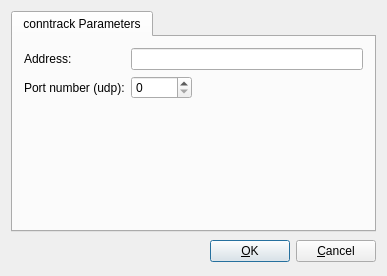
The window that src/gui/conntrackoptionsdialog_q.ui (fwbuilder/fwbuilder) describes before a commit, drawn with Qt 5.
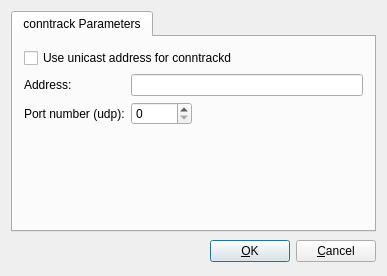
The same window after the commit. Icons and pictures are not drawn.

Commit message: * PolicyCompiler_ipt.cpp (PolicyCompiler_ipt::insertConntrackRule): fixes #1175 "There is no option for unicast on conntrac sync-group (like heartbeat)". User can now choose between multicast and unicast for conntrackd communication.

The edit to the form file:
```diff
--- a/src/gui/conntrackoptionsdialog_q.ui
+++ b/src/gui/conntrackoptionsdialog_q.ui
@@ -78,34 +78,44 @@
        <iconset resource="MainRes.qrc" >
         <normaloff>:/Icons/Options</normaloff>:/Icons/Options</iconset>
       </attribute>
-      <layout class="QGridLayout" name="gridLayout" >
-       <item row="0" column="0" >
-        <widget class="QLabel" name="label" >
-         <property name="text" >
+      <attribute name="title">
+       <string>conntrack Parameters</string>
+      </attribute>
+      <layout class="QGridLayout" name="gridLayout">
+       <item row="0" column="0" colspan="3">
+        <widget class="QCheckBox" name="use_unicast">
+         <property name="text">
+          <string>Use unicast address for conntrackd</string>
+         </property>
+        </widget>
+       </item>
+       <item row="1" column="0">
+        <widget class="QLabel" name="conntrack_address_label">
+         <property name="text">
           <string>Address:</string>
          </property>
         </widget>
        </item>
-       <item row="0" column="1" colspan="2" >
-        <widget class="QLineEdit" name="conntrack_address" />
+       <item row="1" column="1" colspan="2">
+        <widget class="QLineEdit" name="conntrack_address"/>
        </item>
-       <item row="1" column="0" >
-        <widget class="QLabel" name="label_2" >
-         <property name="text" >
+       <item row="2" column="0">
+        <widget class="QLabel" name="label_2">
+         <property name="text">
           <string>Port number (udp):</string>
          </property>
         </widget>
        </item>
-       <item row="1" column="1" >
-        <widget class="QSpinBox" name="conntrack_port" >
-         <property name="maximum" >
+       <item row="2" column="1">
+        <widget class="QSpinBox" name="conntrack_port">
+         <property name="maximum">
           <number>65535</number>
          </property>
         </widget>
        </item>
-       <item row="1" column="2" >
-        <spacer name="horizontalSpacer" >
-         <property name="orientation" >
+       <item row="2" column="2">
+        <spacer name="horizontalSpacer">
+         <property name="orientation">
           <enum>Qt::Horizontal</enum>
          </property>
          <property name="sizeHint" stdset="0" >
@@ -116,7 +126,7 @@
          </property>
         </spacer>
        </item>
-       <item row="2" column="0" colspan="3" >
+       <item row="3" column="1">
         <spacer>
          <property name="orientation" >
           <enum>Qt::Vertical</enum>
@@ -135,7 +145,7 @@
    </item>
   </layout>
  </widget>
- <layoutdefault spacing="6" margin="11" />
+ <layoutdefault spacing="6" margin="11"/>
  <tabstops>
   <tabstop>buttonOk</tabstop>
   <tabstop>buttonCancel</tabstop>
```
Left out of the diff: 91 changed lines with no effect on the pictures. The commit also changes 6 other files.
